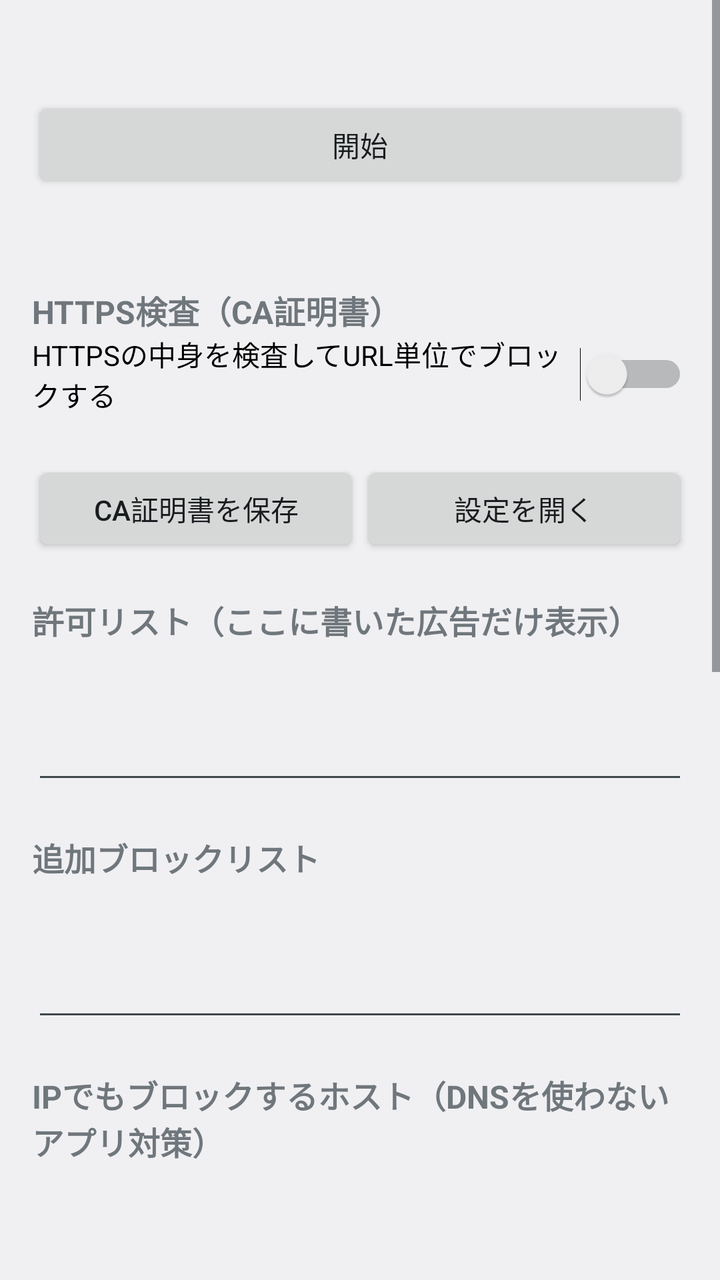
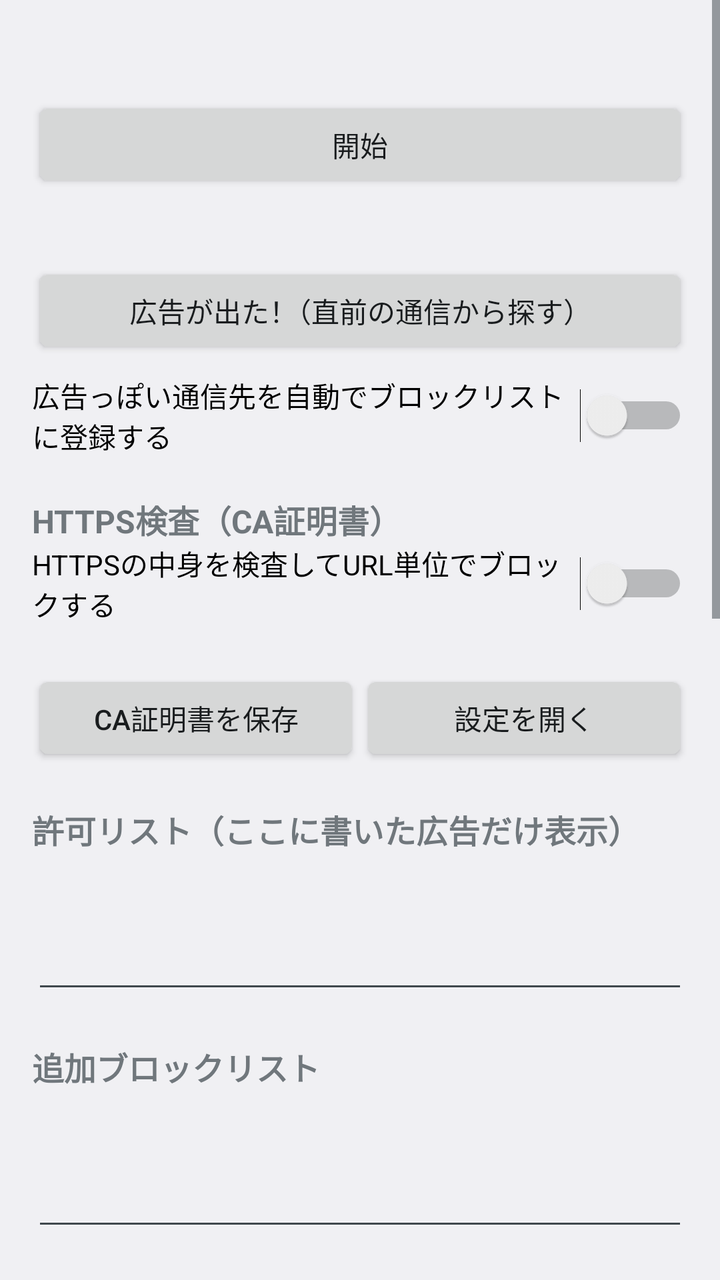

The first picture is an Android layout as it rendered before a commit; the second is the same layout after the commit. The layout source and the unified diff follow.
<!-- AndroidManifest.xml: application theme android:Theme.DeviceDefault.DayNight -->
<!-- res/layout/activity_main.xml -->
<?xml version="1.0" encoding="utf-8"?>
<ScrollView xmlns:android="http://schemas.android.com/apk/res/android"
    android:layout_width="match_parent"
    android:layout_height="match_parent"
    android:fitsSystemWindows="true">

    <LinearLayout
        android:layout_width="match_parent"
        android:layout_height="wrap_content"
        android:orientation="vertical"
        android:padding="16dp">

        <TextView
            android:id="@+id/tvStatus"
            android:layout_width="match_parent"
            android:layout_height="wrap_content"
            android:textSize="18sp"
            android:textStyle="bold" />

        <TextView
            android:id="@+id/tvWarn"
            android:layout_width="match_parent"
            android:layout_height="wrap_content"
            android:layout_marginTop="4dp"
            android:textColor="#E65100"
            android:visibility="gone" />

        <Button
            android:id="@+id/btnToggle"
            android:layout_width="match_parent"
            android:layout_height="wrap_content"
            android:layout_marginTop="8dp"
            android:text="開始" />

        <TextView
            android:id="@+id/tvStats"
            android:layout_width="match_parent"
            android:layout_height="wrap_content"
            android:layout_marginTop="8dp" />

        
        <TextView style="@style/Section" android:text="HTTPS検査（CA証明書）" />

        <Switch
            android:id="@+id/swMitm"
            android:layout_width="match_parent"
            android:layout_height="wrap_content"
            android:text="HTTPSの中身を検査してURL単位でブロックする" />

        <TextView
            android:id="@+id/tvCa"
            android:layout_width="match_parent"
            android:layout_height="wrap_content"
            android:layout_marginTop="4dp" />

        <LinearLayout
            android:layout_width="match_parent"
            android:layout_height="wrap_content"
            android:orientation="horizontal">

            <Button
                android:id="@+id/btnExportCa"
                android:layout_width="0dp"
                android:layout_height="wrap_content"
                android:layout_weight="1"
                android:text="CA証明書を保存" />

            <Button
                android:id="@+id/btnOpenSettings"
                android:layout_width="0dp"
                android:layout_height="wrap_content"
                android:layout_weight="1"
                android:text="設定を開く" />
        </LinearLayout>

        
        <TextView style="@style/Section" android:text="許可リスト（ここに書いた広告だけ表示）" />

        <EditText
            android:id="@+id/etAllow"
            style="@style/RuleEditor" />

        <TextView style="@style/Section" android:text="追加ブロックリスト" />

        <EditText
            android:id="@+id/etBlock"
            style="@style/RuleEditor" />

        <TextView style="@style/Section" android:text="IPでもブロックするホスト（DNSを使わないアプリ対策）" />

        <EditText
            android:id="@+id/etIpBlock"
            style="@style/RuleEditor" />

        <Button
            android:id="@+id/btnSaveRules"
            android:layout_width="match_parent"
            android:layout_height="wrap_content"
            android:text="リストをすべて保存" />

        
        <TextView style="@style/Section" android:text="購読するフィルタリスト（1行1URL）" />

        <EditText
            android:id="@+id/etSubs"
            style="@style/RuleEditor" />

        <Button
            android:id="@+id/btnUpdateSubs"
            android:layout_width="match_parent"
            android:layout_height="wrap_content"
            android:text="保存してダウンロード" />

        <TextView
            android:id="@+id/tvSubsResult"
            android:layout_width="match_parent"
            android:layout_height="wrap_content"
            android:fontFamily="monospace"
            android:textSize="11sp" />

        
        <TextView style="@style/Section" android:text="HTTPS検査をしないドメイン" />

        <EditText
            android:id="@+id/etBypass"
            style="@style/RuleEditor" />

        <Button
            android:id="@+id/btnSaveBypass"
            android:layout_width="match_parent"
            android:layout_height="wrap_content"
            android:text="保存" />

        <TextView
            android:layout_width="match_parent"
            android:layout_height="wrap_content"
            android:layout_marginTop="8dp"
            android:text="自動バイパス（検査できなかったホスト）:" />

        <TextView
            android:id="@+id/tvAutoBypass"
            android:layout_width="match_parent"
            android:layout_height="wrap_content"
            android:fontFamily="monospace"
            android:textSize="11sp" />

        <Button
            android:id="@+id/btnClearAuto"
            android:layout_width="match_parent"
            android:layout_height="wrap_content"
            android:text="自動バイパスを消去" />

        
        <TextView style="@style/Section" android:text="最近のログ" />

        <TextView
            android:id="@+id/tvLog"
            android:layout_width="match_parent"
            android:layout_height="wrap_content"
            android:fontFamily="monospace"
            android:textIsSelectable="true"
            android:textSize="11sp" />
    </LinearLayout>
</ScrollView>
<!-- resources referenced by this layout -->
<resources>
  <style name="RuleEditor">
          <item name="android:layout_width">match_parent</item>
          <item name="android:layout_height">wrap_content</item>
          <item name="android:minLines">4</item>
          <item name="android:maxLines">12</item>
          <item name="android:gravity">top|start</item>
          <item name="android:inputType">textMultiLine|textNoSuggestions</item>
          <item name="android:fontFamily">monospace</item>
          <item name="android:textSize">12sp</item>
          <item name="android:scrollbars">vertical</item>
      </style>
  <style name="Section">
          <item name="android:layout_width">match_parent</item>
          <item name="android:layout_height">wrap_content</item>
          <item name="android:layout_marginTop">20dp</item>
          <item name="android:textSize">16sp</item>
          <item name="android:textStyle">bold</item>
      </style>
</resources>

<!-- the commit's change to res/layout/activity_main.xml (unified diff, before → after) -->
@@ -37,6 +37,20 @@
             android:layout_width="match_parent"
             android:layout_height="wrap_content"
             android:layout_marginTop="8dp" />
+
+        <Button
+            android:id="@+id/btnFinder"
+            android:layout_width="match_parent"
+            android:layout_height="wrap_content"
+            android:layout_marginTop="8dp"
+            android:text="広告が出た！（直前の通信から探す）" />
+
+        <Switch
+            android:id="@+id/swAuto"
+            android:layout_width="match_parent"
+            android:layout_height="wrap_content"
+            android:layout_marginTop="8dp"
+            android:text="広告っぽい通信先を自動でブロックリストに登録する" />
 
         
         <TextView style="@style/Section" android:text="HTTPS検査（CA証明書）" />
